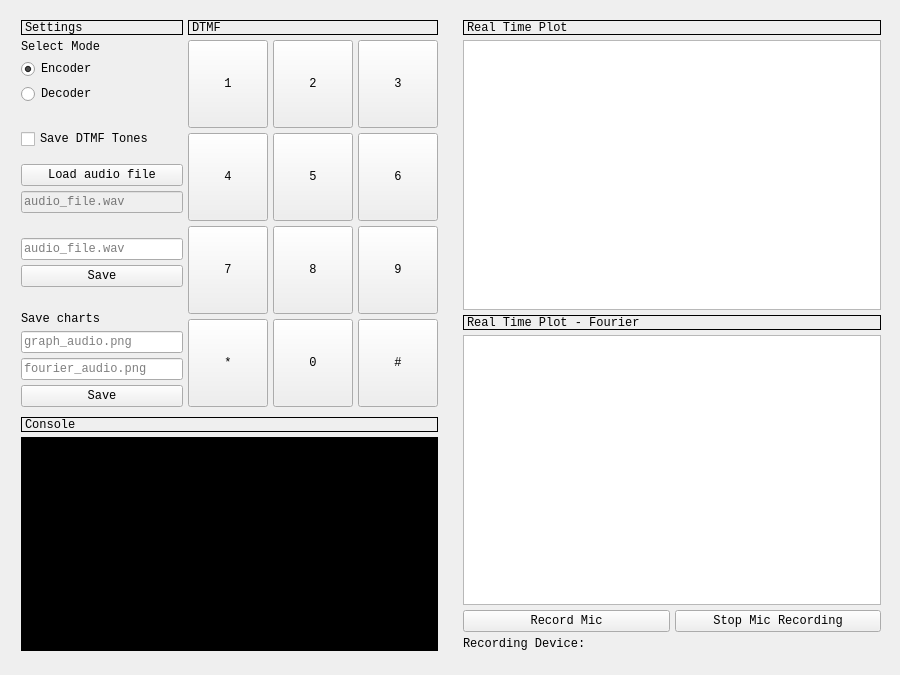
First picture: the form in MainWindow.ui, repository martimfj/lmmf_sound, before the edit.
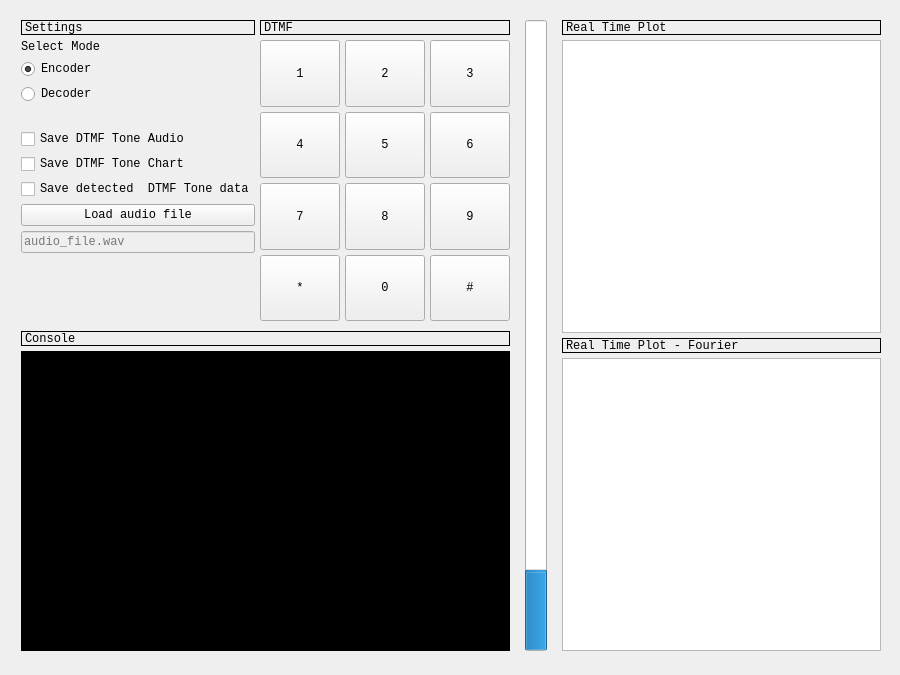
Second picture: the form after the edit. Custom widgets are drawn as their Qt base class.

The edit to the form file:
```diff
--- a/MainWindow.ui
+++ b/MainWindow.ui
@@ -163,22 +163,26 @@
            <item>
             <widget class="QCheckBox" name="checkBox_saveDTMF">
              <property name="text">
-              <string>Save DTMF Tones</string>
+              <string>Save DTMF Tone Audio</string>
              </property>
             </widget>
            </item>
            <item>
-            <spacer name="verticalSpacer_4">
-             <property name="orientation">
-              <enum>Qt::Vertical</enum>
+            <widget class="QCheckBox" name="checkBox_saveDTMF_chart">
+             <property name="text">
+              <string>Save DTMF Tone Chart</string>
              </property>
-             <property name="sizeHint" stdset="0">
-              <size>
-               <width>20</width>
-               <height>10</height>
-              </size>
+            </widget>
+           </item>
+           <item>
+            <widget class="QCheckBox" name="checkBox_saveDTMF_detected">
+             <property name="text">
+              <string>Save detected  DTMF Tone data</string>
              </property>
-            </spacer>
+             <property name="tristate">
+              <bool>false</bool>
+             </property>
+            </widget>
            </item>
            <item>
             <widget class="QPushButton" name="button_load_file_name">
@@ -197,48 +201,6 @@
              </property>
             </widget>
            </item>
-           <item>
-            <spacer name="verticalSpacer_3">
-             <property name="orientation">
-              <enum>Qt::Vertical</enum>
-             </property>
-             <property name="sizeHint" stdset="0">
-              <size>
-               <width>20</width>
-               <height>20</height>
-              </size>
-             </property>
-            </spacer>
-           </item>
-           <item>
-            <widget class="QLineEdit" name="input_save_audio">
-             <property name="sizePolicy">
-              <sizepolicy hsizetype="Expanding" vsizetype="Fixed">
-               <horstretch>0</horstretch>
-               <verstretch>0</verstretch>
-              </sizepolicy>
-             </property>
-             <property name="inputMask">
-              <string/>
-             </property>
-             <property name="text">
-              <string/>
-             </property>
-             <property name="maxLength">
-              <number>32763</number>
-             </property>
-             <property name="placeholderText">
-              <string>audio_file.wav</string>
-             </property>
-            </widget>
-           </item>
-           <item>
-            <widget class="QPushButton" name="button_save_audio_file">
-             <property name="text">
-              <string>Save</string>
-             </property>
-            </widget>
-           </item>
            <item>
             <spacer name="verticalSpacer_2">
              <property name="orientation">
@@ -247,45 +209,11 @@
              <property name="sizeHint" stdset="0">
               <size>
                <width>20</width>
-               <height>20</height>
+               <height>10</height>
               </size>
              </property>
             </spacer>
            </item>
-           <item>
-            <widget class="QLabel" name="label_save_charts">
-             <property name="text">
-              <string>Save charts</string>
-             </property>
-            </widget>
-           </item>
-           <item>
-            <widget class="QLineEdit" name="input_save_graph1">
-             <property name="text">
-              <string/>
-             </property>
-             <property name="placeholderText">
-              <string>graph_audio.png</string>
-             </property>
-            </widget>
-           </item>
-           <item>
-            <widget class="QLineEdit" name="input_save_graph2">
-             <property name="text">
-              <string/>
-             </property>
-             <property name="placeholderText">
-              <string>fourier_audio.png</string>
-             </property>
-            </widget>
-           </item>
-           <item>
-            <widget class="QPushButton" name="button_save_graphs">
-             <property name="text">
-              <string>Save</string>
-             </property>
-            </widget>
-           </item>
           </layout>
          </item>
          <item>
@@ -516,7 +444,7 @@
         </layout>
        </item>
        <item>
-        <spacer name="verticalSpacer_10">
+        <spacer name="verticalSpacer_3">
          <property name="orientation">
           <enum>Qt::Vertical</enum>
          </property>
@@ -623,6 +551,38 @@
        </item>
       </layout>
      </item>
+     <item>
+      <layout class="QVBoxLayout" name="verticalLayout_4">
+       <property name="topMargin">
+        <number>10</number>
+       </property>
+       <property name="bottomMargin">
+        <number>10</number>
+       </property>
+       <item>
+        <widget class="QProgressBar" name="pbLevel">
+         <property name="sizePolicy">
+          <sizepolicy hsizetype="Minimum" vsizetype="Expanding">
+           <horstretch>0</horstretch>
+           <verstretch>0</verstretch>
+          </sizepolicy>
+         </property>
+         <property name="maximum">
+          <number>1000</number>
+         </property>
+         <property name="value">
+          <number>123</number>
+         </property>
+         <property name="textVisible">
+          <bool>false</bool>
+         </property>
+         <property name="orientation">
+          <enum>Qt::Vertical</enum>
+         </property>
+        </widget>
+       </item>
+      </layout>
+     </item>
      <item>
       <layout class="QVBoxLayout" name="plot_layout">
        <property name="spacing">
@@ -664,9 +624,15 @@
        </item>
        <item>
         <widget class="QLabel" name="label_realtime_fourier">
+         <property name="sizePolicy">
+          <sizepolicy hsizetype="Preferred" vsizetype="Fixed">
+           <horstretch>0</horstretch>
+           <verstretch>0</verstretch>
+          </sizepolicy>
+         </property>
          <property name="maximumSize">
           <size>
-           <width>16777215</width>
+           <width>600</width>
            <height>15</height>
           </size>
          </property>
@@ -687,40 +653,6 @@
        <item>
         <widget class="PlotWidget" name="widget_fourier_plot"/>
        </item>
-       <item>
-        <layout class="QHBoxLayout" name="horizontalLayout_3">
-         <property name="spacing">
-          <number>5</number>
-         </property>
-         <property name="leftMargin">
-          <number>0</number>
-         </property>
-         <property name="topMargin">
-          <number>0</number>
-         </property>
-         <item>
-          <widget class="QPushButton" name="button_record_mic">
-           <property name="text">
-            <string>Record Mic</string>
-           </property>
-          </widget>
-         </item>
-         <item>
-          <widget class="QPushButton" name="button_stop_record_mic">
-           <property name="text">
-            <string>Stop Mic Recording</string>
-           </property>
-          </widget>
-         </item>
-        </layout>
-       </item>
-       <item>
-        <widget class="QLabel" name="label_recording_device">
-         <property name="text">
-          <string>Recording Device: </string>
-         </property>
-        </widget>
-       </item>
       </layout>
      </item>
     </layout>
```
Left out of the diff: 9 changed lines with no effect on the pictures.
